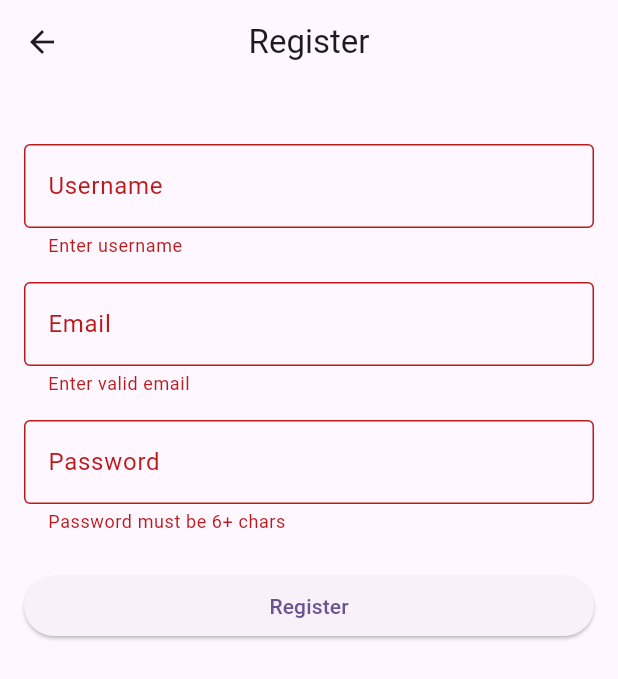
After one commit to ShivamYunicorn/flutter_git_col, a Flutter app: the SignUpScreen screen opened directly, after a tap on "Register", on a phone screen of 412 x 824 dp. The commit adds this screen. Shown: the top 679 px of the screen. Run offline on Flutter 3.47's test engine with Material 3 defaults, Android fonts, the phone set to English and light mode, and no system bars.

Commit message:
Added signup screen with username, email, password

```diff
--- a/lib/main.dart
+++ b/lib/main.dart
@@ -7,7 +7,6 @@ void main() {
 class MyApp extends StatelessWidget {
   const MyApp({super.key});
 
-  // This widget is the root of your application.
   @override
   Widget build(BuildContext context) {
     return MaterialApp(
--- /dev/null
+++ b/lib/signup_screen.dart
@@ -0,0 +1,80 @@
+import 'package:flutter/material.dart';
+
+class SignUpScreen extends StatefulWidget {
+  const SignUpScreen({super.key});
+
+  @override
+  State<SignUpScreen> createState() => _SignUpScreenState();
+}
+
+class _SignUpScreenState extends State<SignUpScreen> {
+  final _formKey = GlobalKey<FormState>();
+
+  final TextEditingController _usernameController = TextEditingController();
+  final TextEditingController _emailController = TextEditingController();
+  final TextEditingController _passwordController = TextEditingController();
+
+  @override
+  Widget build(BuildContext context) {
+    return Scaffold(
+      appBar: AppBar(title: const Text("Register"), centerTitle: true),
+      body: Padding(
+        padding: const EdgeInsets.all(16.0),
+        child: Form(
+          key: _formKey,
+          child: Column(
+            crossAxisAlignment: CrossAxisAlignment.stretch,
+            children: [
+              const SizedBox(height: 24),
+              TextFormField(
+                controller: _usernameController,
+                decoration: const InputDecoration(
+                  labelText: "Username",
+                  border: OutlineInputBorder(),
+                ),
+                validator: (value) =>
+                    value == null || value.isEmpty ? "Enter username" : null,
+              ),
+              const SizedBox(height: 16),
+              TextFormField(
+                controller: _emailController,
+                decoration: const InputDecoration(
+                  labelText: "Email",
+                  border: OutlineInputBorder(),
+                ),
+                keyboardType: TextInputType.emailAddress,
+                validator: (value) => value == null || !value.contains("@")
+                    ? "Enter valid email"
+                    : null,
+              ),
+              const SizedBox(height: 16),
+              TextFormField(
+                controller: _passwordController,
+                decoration: const InputDecoration(
+                  labelText: "Password",
+                  border: OutlineInputBorder(),
+                ),
+                obscureText: true,
+                validator: (value) => value == null || value.length < 6
+                    ? "Password must be 6+ chars"
+                    : null,
+              ),
+              const SizedBox(height: 24),
+              ElevatedButton(
+                onPressed: () {
+                  if (_formKey.currentState!.validate()) {
+                    // For now, just print values
+                    print("Username: ${_usernameController.text}");
+                    print("Email: ${_emailController.text}");
+                    print("Password: ${_passwordController.text}");
+                  }
+                },
+                child: const Text("Register"),
+              ),
+            ],
+          ),
+        ),
+      ),
+    );
+  }
+}
```
